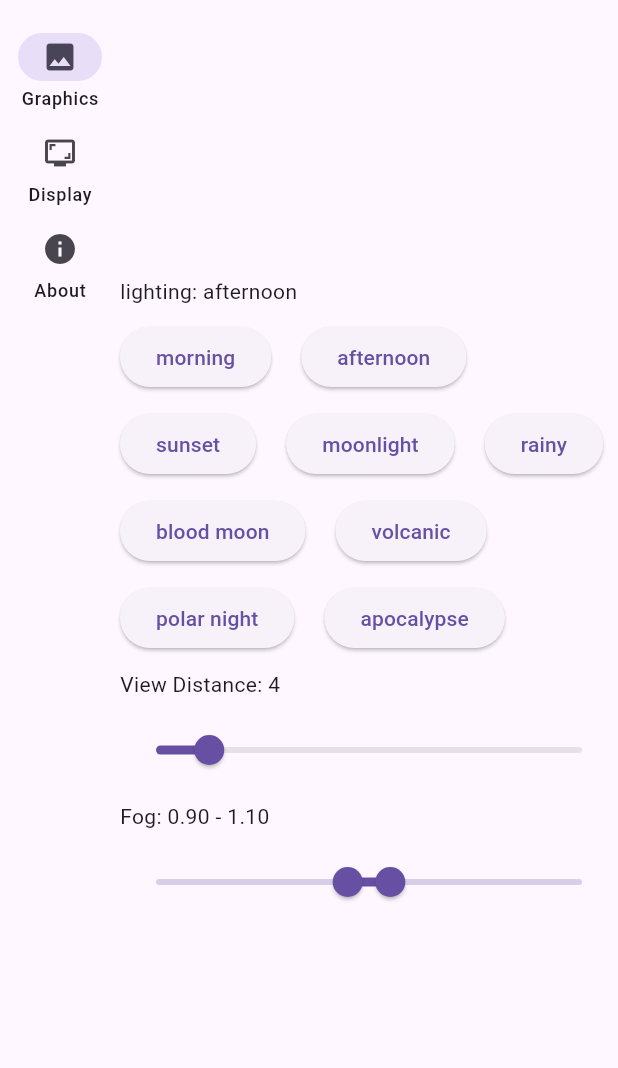
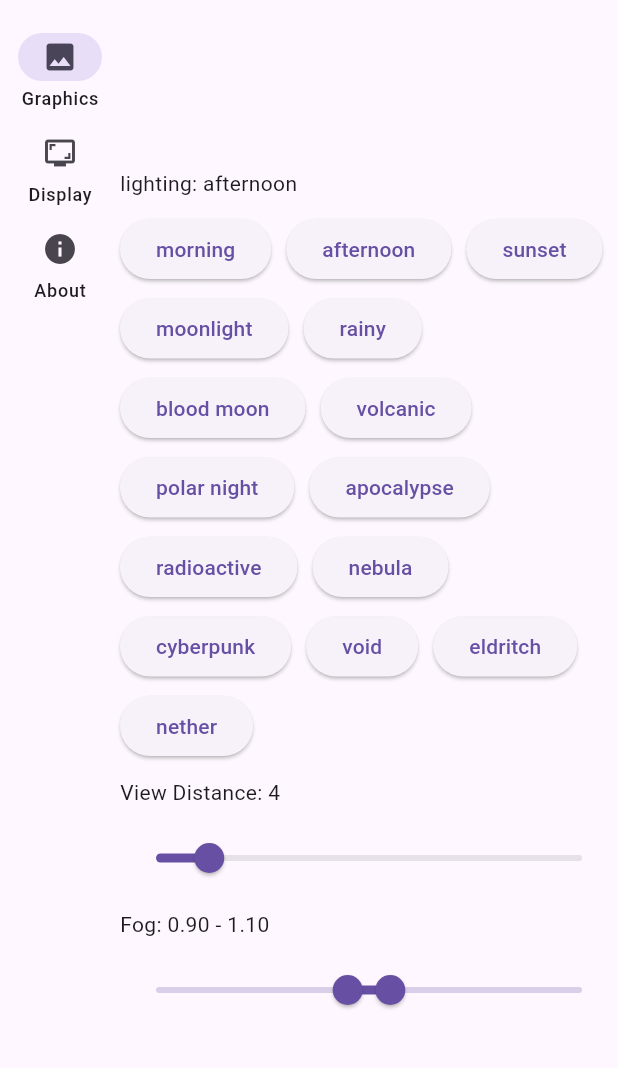
Before and after one commit to smit-ai/flutter_mc, a Flutter app: the screen it shows after launch, after a tap on "Setting", on a phone screen of 412 x 824 dp, the part 63-1131 px from its top. Run offline on Flutter 3.47's test engine with Material 3 defaults, Android fonts, the phone set to English and light mode, and no system bars; our stand-ins replace package_info_plus; missing offline and left inert: flutter_gpu, statsfl; statements that could not run were skipped.

Commit message:
add more lighting

```diff
--- a/lib/config.dart
+++ b/lib/config.dart
@@ -21,6 +21,12 @@ void ensureInitializedGpuResource(){
   volcanic=LightMaterialBuffered.from(LightMaterial.volcanic,_hostBuffer);
   polarNight=LightMaterialBuffered.from(LightMaterial.polarNight,_hostBuffer);
   apocalypse=LightMaterialBuffered.from(LightMaterial.apocalypse,_hostBuffer);
+  radioactive=LightMaterialBuffered.from(LightMaterial.radioactive,_hostBuffer);
+  nebula=LightMaterialBuffered.from(LightMaterial.nebula,_hostBuffer);
+  cyberpunk=LightMaterialBuffered.from(LightMaterial.cyberpunk,_hostBuffer);
+  voidLight=LightMaterialBuffered.from(LightMaterial.voidLight,_hostBuffer);
+  eldritch=LightMaterialBuffered.from(LightMaterial.eldritch,_hostBuffer);
+  nether=LightMaterialBuffered.from(LightMaterial.nether,_hostBuffer);
 }
 final ChunkManager chunkManager=ChunkManager();
 
@@ -37,6 +43,14 @@ late LightMaterialBuffered bloodMoon;
 late LightMaterialBuffered volcanic;
 late LightMaterialBuffered polarNight;
 late LightMaterialBuffered apocalypse;
+late LightMaterialBuffered radioactive;
+late LightMaterialBuffered nebula;
+late LightMaterialBuffered cyberpunk;
+late LightMaterialBuffered voidLight;
+late LightMaterialBuffered eldritch;
+late LightMaterialBuffered nether;
+
+
 late HostBuffer _hostBuffer;
 LightMaterialBuffered selectedLighting=afternoon;
 void useLighting(LightMaterialBuffered lighting){
--- a/lib/gpu/world_data.dart
+++ b/lib/gpu/world_data.dart
@@ -610,6 +610,54 @@ class LightMaterial{
     'volcanic',
     vm.Vector4(0.9, 0.3, 0.1, 1.0),  // 天空：血红橙
   );
+  static final voidLight = LightMaterial(
+    Vector3(0.0, -0.5, -0.9),
+    Vector3(0.05, 0.0, 0.1),     // 环境光：极暗紫黑
+    Vector3(0.3, 0.0, 0.5),      // 漫反射：诡异紫色
+    Vector3(0.8, 0.2, 1.0),      // 高光：强烈紫白
+    'void',
+    vm.Vector4(0.15, 0.0, 0.2, 1.0),// 天空：深紫黑
+  );
+  static final cyberpunk = LightMaterial(
+    Vector3(-0.3, -0.6, -0.4),
+    Vector3(0.1, 0.05, 0.2),     // 环境光：暗紫
+    Vector3(0.5, 0.1, 0.8),      // 漫反射：粉紫霓虹
+    Vector3(0.4, 0.8, 1.0),      // 高光：蓝白
+    'cyberpunk',
+    vm.Vector4(0.2, 0.05, 0.3, 1.0),// 天空：紫黑霓虹
+  );
+  static final nebula = LightMaterial(
+    Vector3(-0.5, -0.5, -0.2),
+    Vector3(0.1, 0.1, 0.2),       // 环境光：冷蓝
+    Vector3(0.4, 0.2, 0.6),       // 漫反射：紫蓝
+    Vector3(1.0, 0.6, 0.9),       // 高光：粉紫白
+    'nebula',
+    vm.Vector4(0.3, 0.15, 0.4, 1.0), // 天空：梦幻紫蓝
+  );
+  static final radioactive = LightMaterial(
+    Vector3(-0.2, -0.7, -0.5),
+    Vector3(0.05, 0.1, 0.05),     // 环境光：暗绿
+    Vector3(0.3, 0.8, 0.3),       // 漫反射：诡异荧光绿
+    Vector3(0.6, 1.0, 0.6),       // 高光：强烈的毒绿
+    'radioactive',
+    vm.Vector4(0.2, 0.4, 0.2, 1.0),  // 天空：阴森绿灰
+  );
+  static final eldritch = LightMaterial(
+    Vector3(-0.4, -0.7, -0.3),
+    Vector3(0.0, 0.1, 0.05),     // 环境光：阴冷绿
+    Vector3(0.2, 0.6, 0.3),      // 漫反射：病态绿光
+    Vector3(0.8, 0.3, 1.0),      // 高光：诡异紫白
+    'eldritch',
+    vm.Vector4(0.1, 0.2, 0.15, 1.0), // 天空：阴冷病绿
+  );
+  static final nether = LightMaterial(
+    Vector3(0.0, -1.0, 0.0),
+    Vector3(-0.1, -0.1, -0.1),  // 环境光：负光，反直觉
+    Vector3(0.2, 0.0, 0.3),     // 漫反射：幽暗紫黑
+    Vector3(0.9, 0.0, 0.0),     // 高光：猩红血光
+    'nether',
+    vm.Vector4(0.05, 0.0, 0.1, 1.0), // 天空：深紫黑
+  );
 }
 
 class FogData {
--- a/lib/setting.dart
+++ b/lib/setting.dart
@@ -131,8 +131,8 @@ class _GraphicsSettingState extends State<GraphicsSetting> {
   @override
   Widget build(BuildContext context) {
     final lightingModels=Wrap(
-      spacing: 20,
-      runSpacing: 10,
+      spacing: 10,
+      runSpacing: 5,
       children: [
         LightingSetButton(morning, _stateChanged),
         LightingSetButton(afternoon,_stateChanged),
@@ -143,6 +143,12 @@ class _GraphicsSettingState extends State<GraphicsSetting> {
         LightingSetButton(volcanic, _stateChanged),
         LightingSetButton(polarNight, _stateChanged),
         LightingSetButton(apocalypse, _stateChanged),
+        LightingSetButton(radioactive, _stateChanged),
+        LightingSetButton(nebula, _stateChanged),
+        LightingSetButton(cyberpunk, _stateChanged),
+        LightingSetButton(voidLight, _stateChanged),
+        LightingSetButton(eldritch, _stateChanged),
+        LightingSetButton(nether, _stateChanged)
       ],
     );
     final viewDistanceSlider=Slider(
```
